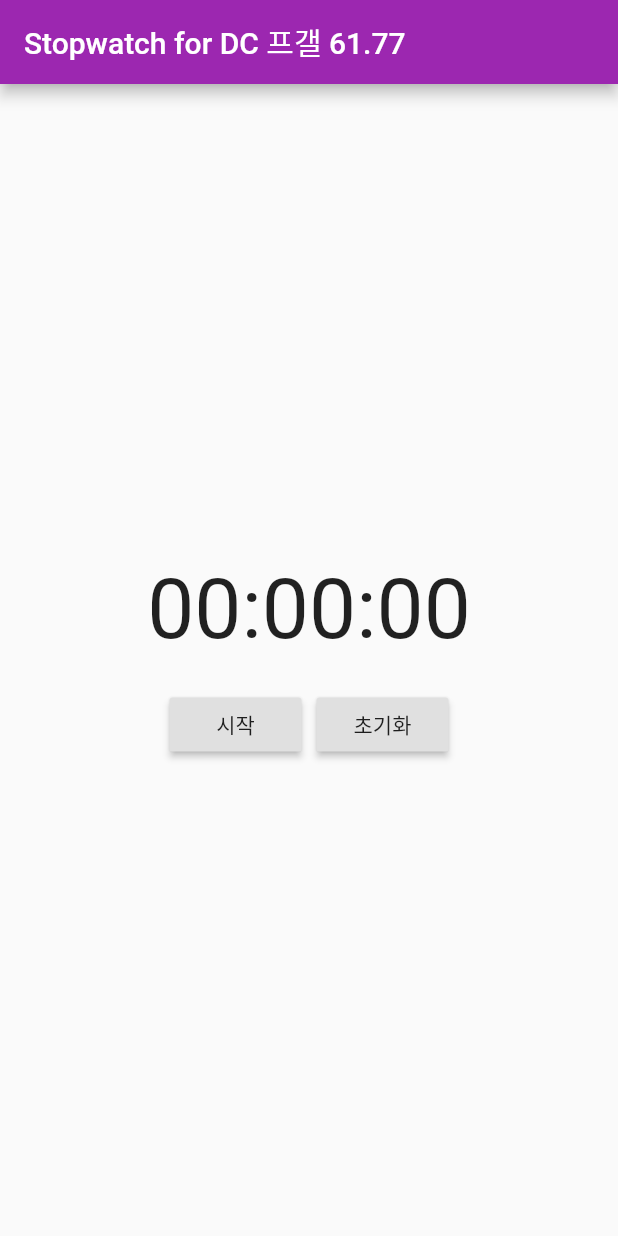
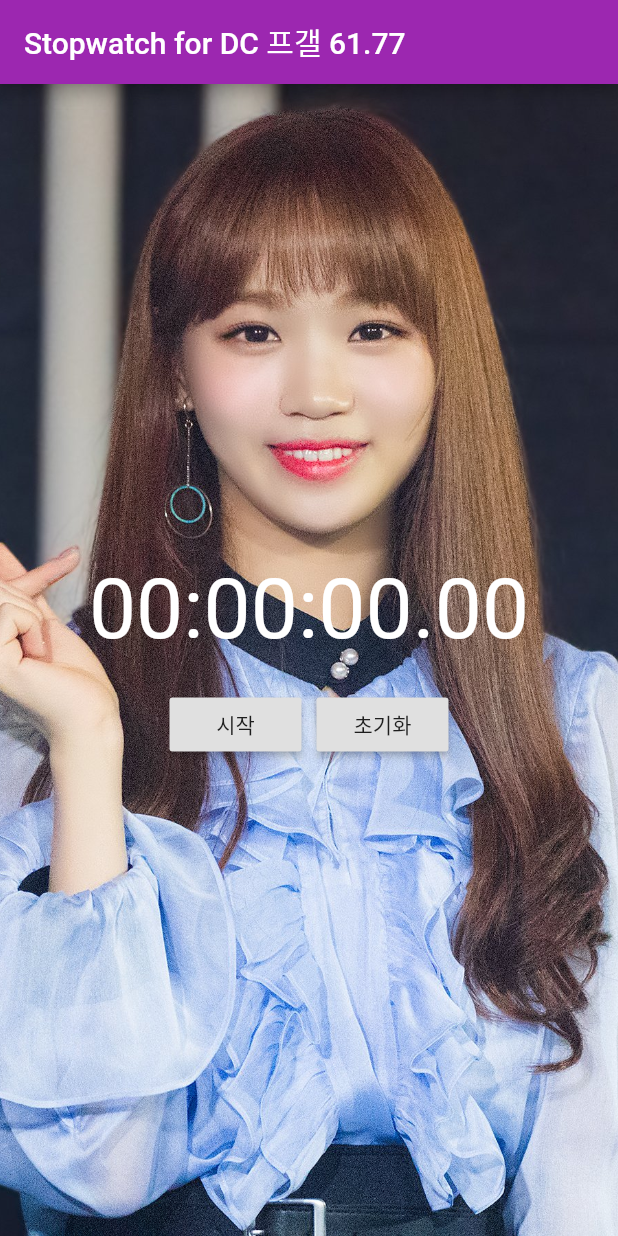
Before and after one commit to gaejotbab/stopwatch6177, a Flutter app: the screen it shows after launch, after a tap on "초기화", on a phone screen of 412 x 824 dp. Run offline on Flutter 3.47's test engine with Material 2 defaults, Android fonts, the phone set to English and light mode, and no system bars; missing offline and left inert: dart:ffi.

Commit message:
시간 정밀도 늘리고 배경 그림 추가

```diff
--- a/lib/main.dart
+++ b/lib/main.dart
@@ -56,26 +56,28 @@ class MyHomePage extends StatefulWidget {
 }
 
 class _MyHomePageState extends State<MyHomePage> {
-  var numberFormatter = new NumberFormat("00");
+  var twoZeroNumberFormatter = new NumberFormat("00");
 
   int hour = 0;
   int minute = 0;
   int second = 0;
+  int centisecond = 0;
 
   String buttonState = '시작';
   Stopwatch stopwatch = new Stopwatch();
   Timer timer;
 
   _MyHomePageState() {
-    timer = new Timer.periodic(new Duration(milliseconds: 100), _onTimer);
+    timer = new Timer.periodic(new Duration(milliseconds: 10), _onTimer);
   }
 
   void updateTime() {
     if (stopwatch.isRunning) {
-      var elapsedSeconds = (stopwatch.elapsedMilliseconds / 1000).toInt();
-      second = elapsedSeconds % 60;
-      minute = elapsedSeconds ~/ 60 % 60;
-      hour = elapsedSeconds ~/ 60 ~/ 60;
+      var elapsedMs = stopwatch.elapsedMilliseconds;
+      centisecond = elapsedMs % 1000 ~/ 10;
+      second = elapsedMs ~/ 1000 % 60;
+      minute = elapsedMs ~/ 1000 ~/ 60 % 60;
+      hour = elapsedMs ~/1000 ~/ 60 ~/ 60;
     }
   }
 
@@ -100,13 +102,19 @@ class _MyHomePageState extends State<MyHomePage> {
   void _onResetPressed() {
     setState(() {
       stopwatch.reset();
-      hour = minute = second = 0;
+      hour = minute = second = centisecond = 0;
     });
   }
 
   @override
   Widget build(BuildContext context) {
-    return Scaffold(
+    return
+      Container(
+        decoration: BoxDecoration(
+            image: DecorationImage(
+                image: AssetImage("images/ssammu.jpeg"), fit: BoxFit.cover)),
+        child: Scaffold(
+          backgroundColor: Colors.transparent,
           appBar: AppBar(
             title: Text(widget.title),
           ),
@@ -115,11 +123,13 @@ class _MyHomePageState extends State<MyHomePage> {
               children: <Widget>[
                 Row(
                   children: <Widget>[
-                Text(numberFormatter.format(hour), textScaleFactor: 4),
-                Text(':', textScaleFactor: 4),
-                Text(numberFormatter.format(minute), textScaleFactor: 4),
-                Text(':', textScaleFactor: 4),
-                Text(numberFormatter.format(second), textScaleFactor: 4),
+                    Text(twoZeroNumberFormatter.format(hour), textScaleFactor: 4, style: TextStyle(color: Colors.white)),
+                    Text(':', textScaleFactor: 4, style: TextStyle(color: Colors.white)),
+                    Text(twoZeroNumberFormatter.format(minute), textScaleFactor: 4, style: TextStyle(color: Colors.white)),
+                    Text(':', textScaleFactor: 4, style: TextStyle(color: Colors.white)),
+                    Text(twoZeroNumberFormatter.format(second), textScaleFactor: 4, style: TextStyle(color: Colors.white)),
+                    Text('.', textScaleFactor: 4, style: TextStyle(color: Colors.white)),
+                    Text(twoZeroNumberFormatter.format(centisecond), textScaleFactor: 4, style: TextStyle(color: Colors.white)),
                   ],
                   mainAxisAlignment: MainAxisAlignment.center,
                 ),
@@ -142,7 +152,8 @@ class _MyHomePageState extends State<MyHomePage> {
               ],
               mainAxisAlignment: MainAxisAlignment.center,
             )
-      ),
+          )
+        )
       );
   }
 }
--- a/pubspec.yaml
+++ b/pubspec.yaml
@@ -46,7 +46,8 @@ flutter:
   uses-material-design: true
 
   # To add assets to your application, add an assets section, like this:
-  # assets:
+  assets:
+    - images/ssammu.jpeg
   #   - images/a_dot_burr.jpeg
   #   - images/a_dot_ham.jpeg
 
```
Also changed, not shown: images/ssammu.jpeg (added). Lines whose indentation alone changed are shown as unchanged.
